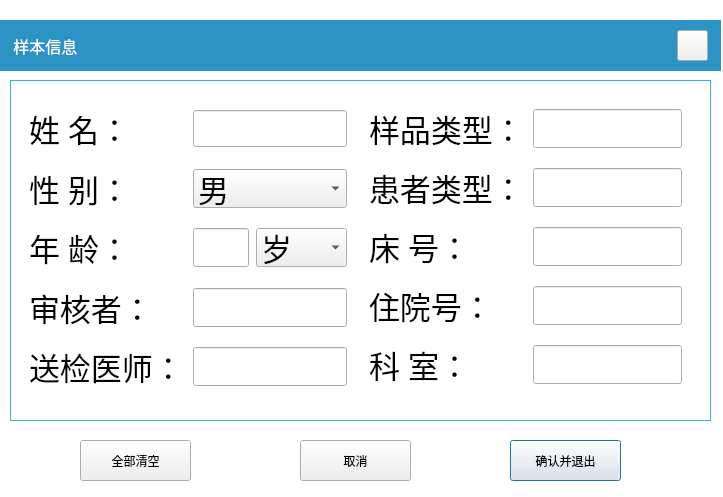
This is dg_input.ui in jindezhang/Q7fromRD330 as Qt 5 draws it before an edit. The edited form follows.
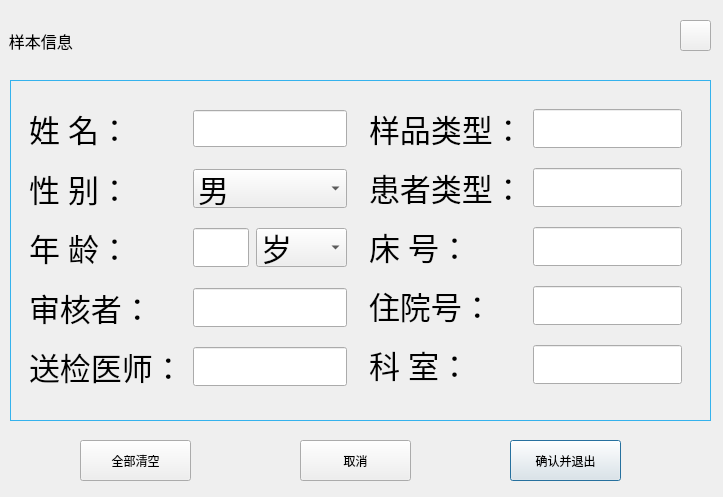
This is the edited form. Icons and pictures are not drawn. Custom widgets are drawn as their Qt base class.

```diff
--- a/dg_input.ui
+++ b/dg_input.ui
@@ -29,9 +29,7 @@
    <item row="0" column="0">
     <widget class="QWidget" name="widgetdg" native="true">
      <property name="styleSheet">
-      <string notr="true">QWidget#widgetdg{
-	background-color: rgb(255, 255, 255);
-}</string>
+      <string notr="true"/>
      </property>
      <widget class="QPushButton" name="bt_ok">
       <property name="geometry">
@@ -46,31 +44,7 @@
        <string>确认并退出</string>
       </property>
      </widget>
-     <widget class="QLabel" name="label">
-      <property name="geometry">
-       <rect>
-        <x>0</x>
-        <y>20</y>
-        <width>721</width>
-        <height>51</height>
-       </rect>
-      </property>
-      <property name="font">
-       <font>
-        <pointsize>12</pointsize>
-       </font>
-      </property>
-      <property name="styleSheet">
-       <string notr="true">color: rgb(255, 255, 255);
-background-color: rgb(43, 148, 197);
-
-</string>
-      </property>
-      <property name="text">
-       <string>   样本信息</string>
-      </property>
-     </widget>
-     <widget class="QPushButton" name="bt_cancel">
+     <widget class="MainButton" name="bt_cancel">
       <property name="geometry">
        <rect>
         <x>300</x>
@@ -83,25 +57,7 @@
        <string>取消</string>
       </property>
      </widget>
-     <widget class="QPushButton" name="pushButton_2">
-      <property name="geometry">
-       <rect>
-        <x>677</x>
-        <y>30</y>
-        <width>31</width>
-        <height>31</height>
-       </rect>
-      </property>
-      <property name="styleSheet">
-       <string notr="true">border-image: url(:/new/home/home/guanbi.png);
-border-color: rgb(255, 255, 255);
-</string>
-      </property>
-      <property name="text">
-       <string/>
-      </property>
-     </widget>
-     <widget class="QPushButton" name="bt_cancel_2">
+     <widget class="MainButton" name="bt_cancel_2">
       <property name="geometry">
        <rect>
         <x>80</x>
@@ -468,10 +424,62 @@
        </layout>
       </widget>
      </widget>
+     <widget class="QPushButton" name="pushButton_2">
+      <property name="geometry">
+       <rect>
+        <x>680</x>
+        <y>20</y>
+        <width>31</width>
+        <height>31</height>
+       </rect>
+      </property>
+      <property name="styleSheet">
+       <string notr="true">border-image: url(:/new/home/home/guanbi.png);
+border-color: rgb(255, 255, 255);</string>
+      </property>
+      <property name="text">
+       <string/>
+      </property>
+     </widget>
+     <widget class="QLabel" name="pic">
+      <property name="geometry">
+       <rect>
+        <x>0</x>
+        <y>20</y>
+        <width>723</width>
+        <height>41</height>
+       </rect>
+      </property>
+      <property name="font">
+       <font>
+        <pointsize>12</pointsize>
+       </font>
+      </property>
+      <property name="styleSheet">
+       <string notr="true"> 
+</string>
+      </property>
+      <property name="text">
+       <string>  样本信息</string>
+      </property>
+     </widget>
+     <zorder>bt_ok</zorder>
+     <zorder>bt_cancel</zorder>
+     <zorder>bt_cancel_2</zorder>
+     <zorder>framed</zorder>
+     <zorder>pic</zorder>
+     <zorder>pushButton_2</zorder>
     </widget>
    </item>
   </layout>
  </widget>
+ <customwidgets>
+  <customwidget>
+   <class>MainButton</class>
+   <extends>QPushButton</extends>
+   <header location="global">mainbutton.h</header>
+  </customwidget>
+ </customwidgets>
  <resources/>
  <connections/>
 </ui>
```
Left out of the diff: 26 changed lines with no effect on the pictures.
